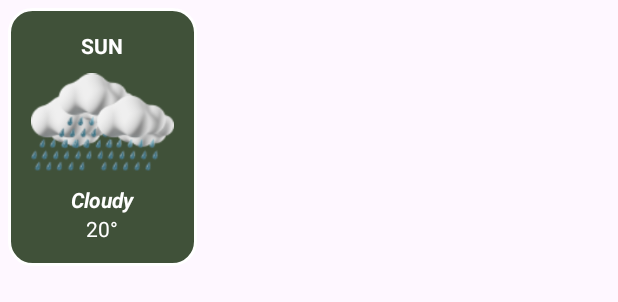
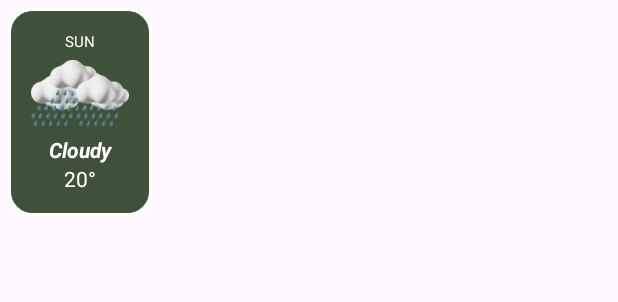
Before and after one commit to Isagani-lapira/Weather-App-Kotlin, an Android app: the layout forecast_layout.xml on its own in the app's theme, with its tools: preview values and no code run, on a phone screen of 412 x 824 dp. Shown: the top 302 px of the screen. Run offline under Robolectric (Android 15) with nearby library versions, the phone set to English and light mode, and no system bars.

Commit message:
Adding days

```diff
--- a/app/src/main/java/com/example/checkitout/Weather.kt
+++ b/app/src/main/java/com/example/checkitout/Weather.kt
@@ -1,4 +1,5 @@
 package com.example.checkitout
 
-data class Weather (val day: String,val Icon: Int, val weather: String, val temperature: String) {
+data class Weather (val day: String,val Icon: Int, val weather: String, val temperature: String,
+                    val bgContainer: Int) {
 }
--- a/app/src/main/res/layout/activity_main.xml
+++ b/app/src/main/res/layout/activity_main.xml
@@ -68,7 +68,7 @@
         <LinearLayout
             android:layout_width="0dp"
             android:layout_weight="2"
-            android:paddingHorizontal="15dp"
+            android:paddingHorizontal="5dp"
             android:layout_height="match_parent"
             android:orientation="vertical">
 
@@ -217,9 +217,11 @@
     </LinearLayout>
 
     <TextView
+        android:id="@+id/tvWeeklyForeCast"
         android:layout_width="match_parent"
         android:layout_height="wrap_content"
-        android:textSize="24sp"
+        android:layout_margin="10dp"
+        android:textSize="18sp"
         android:textColor="@color/icons"
         android:text="WEEKLY FORECAST"/>
 
--- a/app/src/main/res/layout/forecast_layout.xml
+++ b/app/src/main/res/layout/forecast_layout.xml
@@ -6,6 +6,7 @@
     android:layout_height="wrap_content"
     android:background="@drawable/bg_forecast"
     android:layout_margin="5dp"
+    android:id="@+id/parentLL"
     android:padding="15dp"
     tools:ignore="hardcodedText">
 
@@ -15,12 +16,12 @@
         android:layout_height="wrap_content"
         android:gravity="center"
         android:textColor="@color/white"
-        android:textStyle="bold"
+        android:textSize="10sp"
         android:text="SUN"/>
     <ImageView
         android:id="@+id/ivIcon"
-        android:layout_width="95dp"
-        android:layout_height="wrap_content"
+        android:layout_width="65dp"
+        android:layout_height="55dp"
         android:src="@drawable/rain"
         android:contentDescription="@string/weather_icon"/>
 
```
Also changed, not shown: app/src/main/java/com/example/checkitout/CustomAdapter.kt (+9 -1 lines), app/src/main/java/com/example/checkitout/MainActivity.kt (+27 -10 lines).
